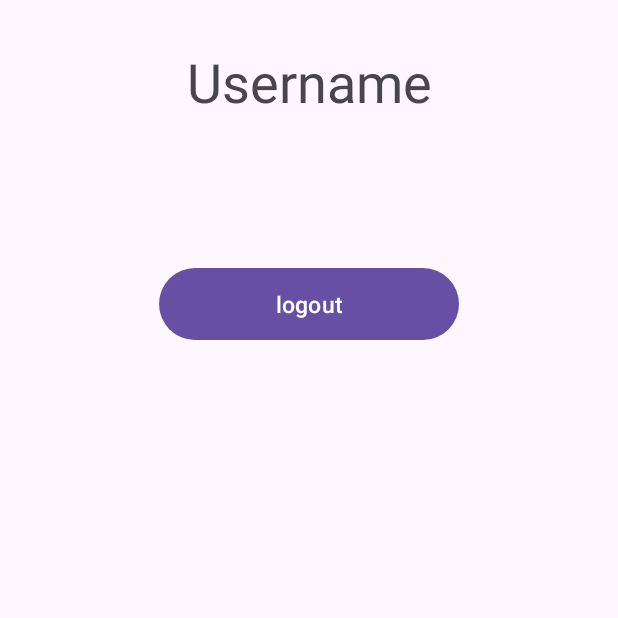
After one commit to Arthur-Vogel/LeQuizzyBaguette, an Android app: the LandingPage screen opened directly, with no data from a screen before it, on a phone screen of 412 x 824 dp, the top half of it. The commit adds this screen. Run offline under Robolectric (Android 15) with nearby library versions, the light colour scheme and no system bars; 1 statement that could not run was skipped.

Commit message:
LandingPage

```diff
--- a/app/build.gradle
+++ b/app/build.gradle
@@ -26,6 +26,10 @@ android {
         sourceCompatibility JavaVersion.VERSION_11
         targetCompatibility JavaVersion.VERSION_11
     }
+
+    viewBinding {
+        enabled = true
+    }
 }
 
 dependencies {
--- a/app/src/main/AndroidManifest.xml
+++ b/app/src/main/AndroidManifest.xml
@@ -13,6 +13,9 @@
         android:theme="@style/Theme.MyApplication"
         tools:targetApi="31">
         <activity
+            android:name=".LandingPage"
+            android:exported="false" />
+        <activity
             android:name=".MainActivity"
             android:exported="true">
             <intent-filter>
--- /dev/null
+++ b/app/src/main/java/com/example/myapplication/LandingPage.java
@@ -0,0 +1,67 @@
+package com.example.myapplication;
+
+import android.content.Context;
+import android.content.Intent;
+import android.content.SharedPreferences;
+import android.os.Bundle;
+import android.view.View;
+
+import androidx.activity.EdgeToEdge;
+import androidx.appcompat.app.AppCompatActivity;
+import androidx.core.graphics.Insets;
+import androidx.core.view.ViewCompat;
+import androidx.core.view.WindowInsetsCompat;
+
+import com.example.myapplication.databinding.ActivityLandingPageBinding;
+
+public class LandingPage extends AppCompatActivity {
+    private static final String MAIN_ACTIVITY_USER_ID = "com.example.myapplication.MAIN_ACTIVITY_USER_ID";
+    ActivityLandingPageBinding binding;
+
+    private static final int LOGGED_OUT = -1;
+    private int loggedInUserId = -1;
+
+    private User user;
+
+
+    @Override
+    protected void onCreate(Bundle savedInstanceState) {
+        super.onCreate(savedInstanceState);
+        binding = ActivityLandingPageBinding.inflate(getLayoutInflater());
+        setContentView(binding.getRoot());
+
+        if (user.isAdmin){
+            binding.AdminAreaButton.setVisibility(View.VISIBLE);
+            binding.AdminAreaButton.setOnClickListener(new View.OnClickListener() {
+                @Override
+                public void onClick(View v) {
+
+                }
+            });
+        } else { binding.AdminAreaButton.setVisibility(View.INVISIBLE);}
+
+        binding.logoutButton.setOnClickListener(new View.OnClickListener() {
+            @Override
+            public void onClick(View v) {
+                logout();
+            }
+        });
+    }
+
+    private void logout() {
+        loggedInUserId = LOGGED_OUT;
+        updateSharedPreference();
+        getIntent().putExtra(MAIN_ACTIVITY_USER_ID, LOGGED_OUT);
+
+        startActivity(new Intent(getApplicationContext(), MainActivity.class));
+
+    }
+
+    private void updateSharedPreference() {
+        SharedPreferences sharedPreferences = getApplicationContext().getSharedPreferences(getString(R.string.preference_file_key),
+                Context.MODE_PRIVATE);
+        SharedPreferences.Editor sharedPrefEditor = sharedPreferences.edit();
+        sharedPrefEditor.putInt(getString(R.string.preference_user_id_key), loggedInUserId);
+        sharedPrefEditor.apply();
+    }
+}
--- /dev/null
+++ b/app/src/main/res/layout/activity_landing_page.xml
@@ -0,0 +1,48 @@
+<?xml version="1.0" encoding="utf-8"?>
+<androidx.constraintlayout.widget.ConstraintLayout xmlns:android="http://schemas.android.com/apk/res/android"
+    xmlns:app="http://schemas.android.com/apk/res-auto"
+    xmlns:tools="http://schemas.android.com/tools"
+    android:id="@+id/main"
+    android:layout_width="match_parent"
+    android:layout_height="match_parent"
+    tools:context=".LandingPage">
+
+    <TextView
+        android:id="@+id/UsernameTextView"
+        android:layout_width="match_parent"
+        android:layout_height="wrap_content"
+        android:layout_marginTop="30dp"
+        android:gravity="center_horizontal"
+        android:text="@string/username"
+        android:textSize="36sp"
+        app:layout_constraintStart_toStartOf="parent"
+        app:layout_constraintEnd_toEndOf="parent"
+        app:layout_constraintTop_toTopOf="parent" />
+
+    <Button
+        android:id="@+id/AdminAreaButton"
+        android:layout_width="200dp"
+        android:layout_height="56dp"
+        android:layout_marginTop="20dp"
+        android:text="@string/admin_area"
+        android:textSize="15sp"
+        android:visibility="invisible"
+        app:layout_constraintEnd_toEndOf="parent"
+        app:layout_constraintStart_toStartOf="parent"
+        app:layout_constraintTop_toBottomOf="@+id/UsernameTextView"
+        tools:visibility="visible" />
+
+    <Button
+        android:id="@+id/logoutButton"
+        android:layout_width="200dp"
+        android:layout_height="56dp"
+        android:layout_marginTop="20dp"
+        android:text="@string/logout"
+        android:textSize="15sp"
+        app:layout_constraintEnd_toEndOf="parent"
+        app:layout_constraintStart_toStartOf="parent"
+        app:layout_constraintTop_toBottomOf="@+id/AdminAreaButton" />
+
+
+
+</androidx.constraintlayout.widget.ConstraintLayout>
--- a/app/src/main/res/values/strings.xml
+++ b/app/src/main/res/values/strings.xml
@@ -1,3 +1,8 @@
 <resources>
     <string name="app_name">My Application</string>
+    <string name="username">Username</string>
+    <string name="admin_area">Admin Area</string>
+    <string name="logout">logout</string>
+    <string name="preference_file_key">PreferenceFileName</string>
+    <string name="preference_user_id_key">PreferenceUserIdKey</string>
 </resources>
```
